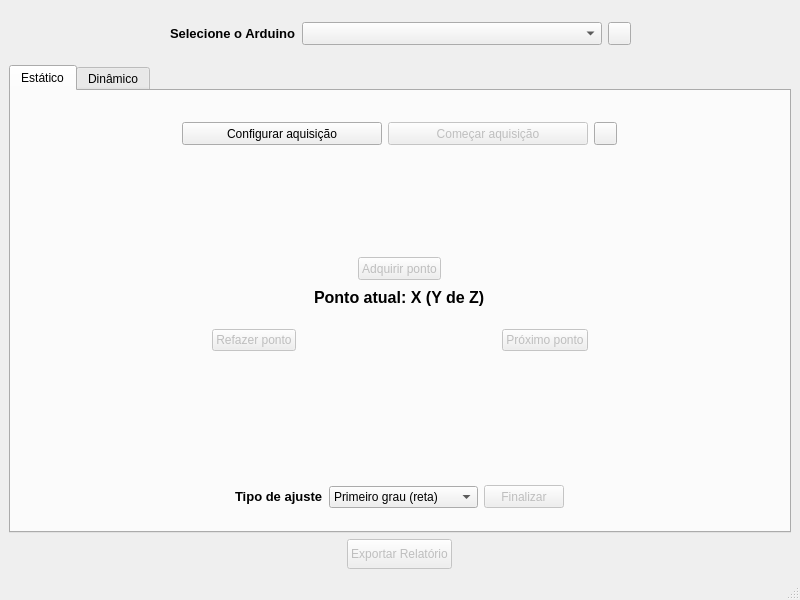
jceneziojr/CalibraPy, file uis/CalibraPy.ui: the form before one commit.
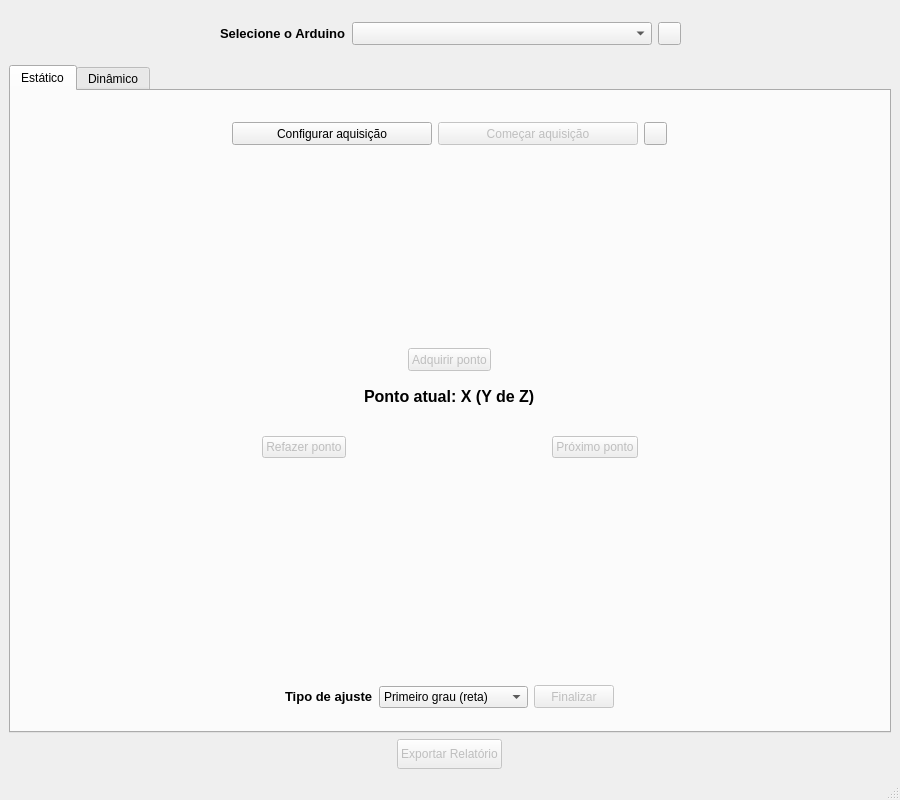
The form after the commit. Icons and pictures are not drawn. Custom widgets are drawn as their Qt base class.

```diff
--- a/uis/CalibraPy.ui
+++ b/uis/CalibraPy.ui
@@ -6,8 +6,8 @@
    <rect>
     <x>0</x>
     <y>0</y>
-    <width>800</width>
-    <height>600</height>
+    <width>900</width>
+    <height>800</height>
    </rect>
   </property>
   <property name="windowTitle">
```
Left out of the diff: 2 changed lines with no effect on the pictures.
